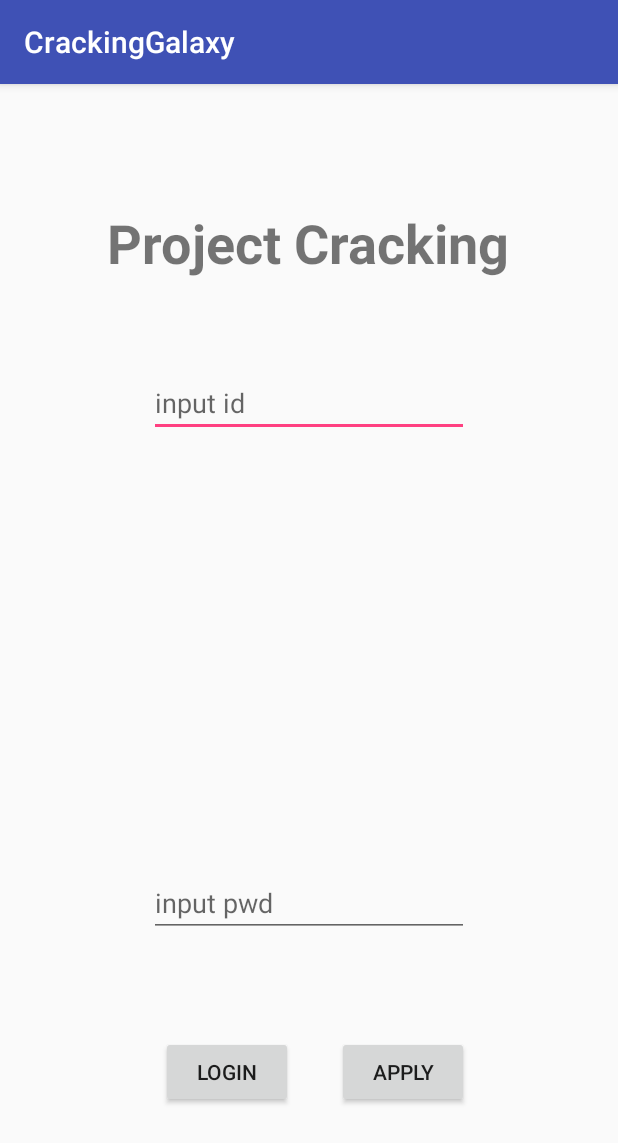
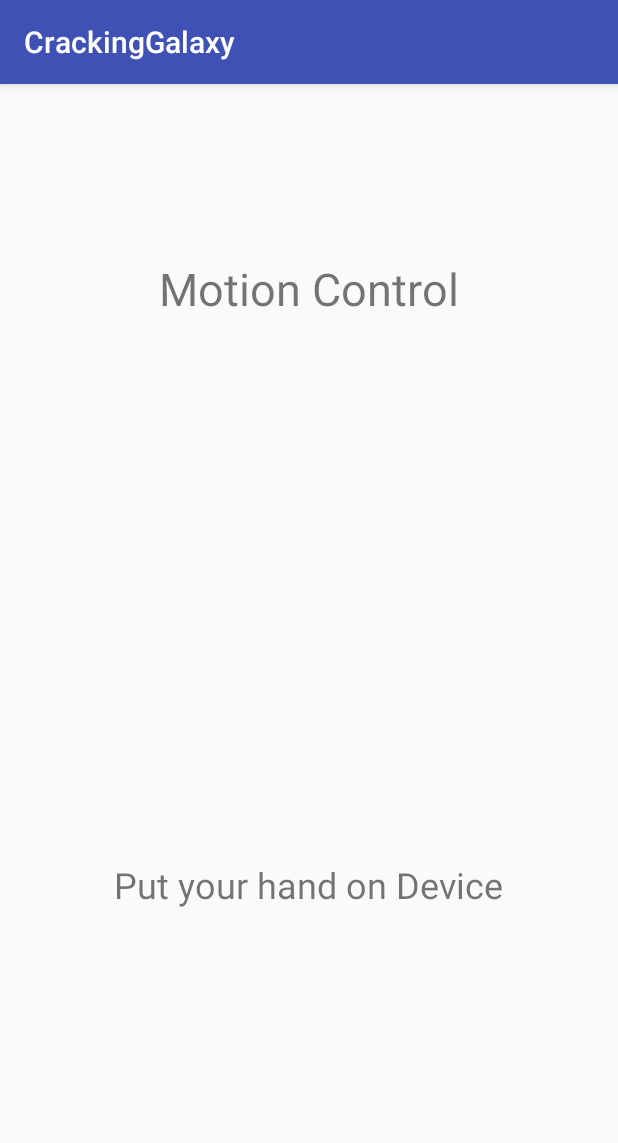
Before and after one commit to fksdud456/Cracking, an Android app: the screen it shows after launch (MainActivity before the commit, ControlActivity after it), after a tap on "LOGIN", on a phone screen of 412 x 824 dp. Shown: the top 1143 px of the screen. Run offline under Robolectric (Android 15) with nearby library versions, the phone set to English and light mode, and no system bars.

Commit message:
2018. 04. 19 Login Process, ControlActivity

```diff
--- a/CrackingGalaxy/app/src/main/AndroidManifest.xml
+++ b/CrackingGalaxy/app/src/main/AndroidManifest.xml
@@ -18,7 +18,8 @@
                 <category android:name="android.intent.category.LAUNCHER" />
             </intent-filter>
         </activity>
-        <activity android:name=".ApplyActivity"></activity>
+        <activity android:name=".ApplyActivity" />
+        <activity android:name=".ControlActivity"></activity>
     </application>
 
 </manifest>
--- /dev/null
+++ b/CrackingGalaxy/app/src/main/java/com/example/student/crackinggalaxy/ControlActivity.java
@@ -0,0 +1,84 @@
+package com.example.student.crackinggalaxy;
+
+import android.app.Activity;
+import android.hardware.Sensor;
+import android.hardware.SensorEvent;
+import android.hardware.SensorEventListener;
+import android.hardware.SensorManager;
+import android.support.v7.app.AppCompatActivity;
+import android.os.Bundle;
+import android.util.Log;
+import android.widget.TextView;
+import android.widget.Toast;
+
+public class ControlActivity extends AppCompatActivity implements SensorEventListener {
+
+    private SensorManager sensorManager;    // SensorManager : 센서를 다루기 위해 제공되는 시스템 서비스 객체
+    private Sensor sensor;                   // Sensor : 센서 정보를 포함하고 있다.
+    TextView tv_toggle;
+    String strON = "ON";
+    String strOFF = "OFF";
+    String temp = "";
+
+    @Override
+    protected void onCreate(Bundle savedInstanceState) {
+        super.onCreate( savedInstanceState );
+        setContentView( R.layout.activity_control );
+        tv_toggle=findViewById(R.id.tv_toggle);
+        sensorManager = (SensorManager)getSystemService(SENSOR_SERVICE );    // 폰에 존재하는 센서목록을 가져온다.
+        sensor = sensorManager.getDefaultSensor( Sensor.TYPE_PROXIMITY );   // PROXIMITY센서를 호출한다.
+        //1.SENSOR_DELAY_FASTEST          0ms 최대한 빠르게
+        //2.SENSOR_DELAY_GAME        20,000ms 게임에 적합한 속도
+        //3.SENSOR_DELAY_UI          60,000ms UI 수정에 적합한 속도
+        //4.SENSOR_DELAY_NORMAL     200,000ms 화면 방향 변화를 모니터링하기에 적합한
+
+    }
+
+    @Override
+    protected void onResume(){
+        super.onResume( );
+        sensorManager.registerListener( this, sensor, SensorManager.SENSOR_DELAY_NORMAL);
+    }
+
+    @Override
+    protected void onPause() {
+        super.onPause( );
+        sensorManager.unregisterListener( this );
+    }
+
+    @Override
+    public void onAccuracyChanged( Sensor sensor, int accuracy )  {
+    }
+
+    @Override
+    public void onSensorChanged( SensorEvent event ) {
+        float dbDistance = event.values[0];
+        // 스마트폰 위에 손을 올리면 아래와 같이 출력되고
+        // distance(0.0)
+        // 손을 치우면 아래와 같이 출력된다.
+        // distance(8.0)
+        //Toast.makeText(this, "distance(" + dbDistance + ")" , Toast.LENGTH_SHORT).show();
+        Log.d( "Sensor", "distance(" + dbDistance + ")" );
+
+
+        if(dbDistance==0.0){
+            if(temp.equals("")){
+                temp=strON;
+
+            }
+
+            else if(temp.equals(strON)){
+                temp=strOFF;
+            }
+            else if(temp.equals(strOFF)){
+                temp=strON;
+            }
+            tv_toggle.setText(temp);
+        }
+
+
+
+    }
+
+
+}
--- /dev/null
+++ b/CrackingGalaxy/app/src/main/res/layout/activity_control.xml
@@ -0,0 +1,28 @@
+<?xml version="1.0" encoding="utf-8"?>
+<RelativeLayout xmlns:android="http://schemas.android.com/apk/res/android"
+    xmlns:app="http://schemas.android.com/apk/res-auto"
+    xmlns:tools="http://schemas.android.com/tools"
+    android:layout_width="match_parent"
+    android:layout_height="match_parent"
+    tools:context=".ControlActivity">
+
+    <TextView
+        android:id="@+id/textView5"
+        android:layout_width="wrap_content"
+        android:layout_height="wrap_content"
+        android:layout_alignParentTop="true"
+        android:layout_centerHorizontal="true"
+        android:layout_marginTop="116dp"
+        android:text="Motion Control"
+        android:textSize="30sp" />
+
+    <TextView
+        android:id="@+id/tv_toggle"
+        android:layout_width="wrap_content"
+        android:layout_height="wrap_content"
+        android:layout_alignParentBottom="true"
+        android:layout_centerHorizontal="true"
+        android:layout_marginBottom="218dp"
+        android:text="Put your hand on Device"
+        android:textSize="24sp" />
+</RelativeLayout>
```
Also changed, not shown: CrackingGalaxy/app/src/main/java/com/example/student/crackinggalaxy/ApplyActivity.java (+9 -2 lines), CrackingGalaxy/app/src/main/java/com/example/student/crackinggalaxy/MainActivity.java (+100 -4 lines).
